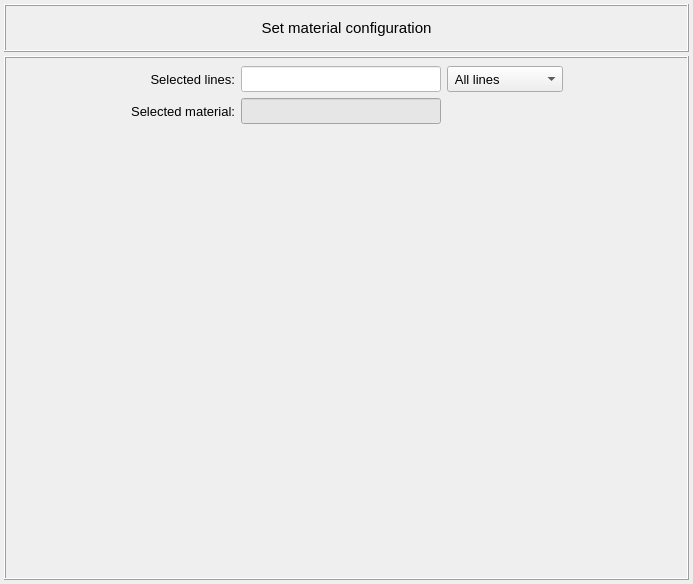
This is vibra/interface/data/ui_files/model/setup/material/set_material.ui in MOPT-UFSC/VIBRA as Qt 5 draws it before an edit. The edited form follows.
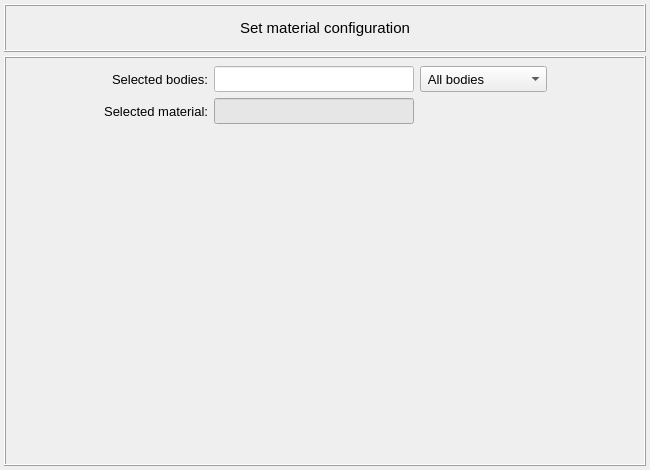
This is the edited form.

Commit message: Review on material-related classes

Patch:
```diff
--- a/vibra/interface/data/ui_files/model/setup/material/set_material.ui
+++ b/vibra/interface/data/ui_files/model/setup/material/set_material.ui
@@ -6,20 +6,20 @@
    <rect>
     <x>0</x>
     <y>0</y>
-    <width>693</width>
-    <height>584</height>
+    <width>650</width>
+    <height>470</height>
    </rect>
   </property>
   <property name="minimumSize">
    <size>
-    <width>640</width>
-    <height>0</height>
+    <width>600</width>
+    <height>470</height>
    </size>
   </property>
   <property name="maximumSize">
    <size>
-    <width>760</width>
-    <height>16777215</height>
+    <width>900</width>
+    <height>470</height>
    </size>
   </property>
   <property name="windowTitle">
@@ -78,8 +78,8 @@
           <rect>
            <x>0</x>
            <y>0</y>
-           <width>677</width>
-           <height>444</height>
+           <width>634</width>
+           <height>329</height>
           </rect>
          </property>
         </widget>
@@ -160,12 +160,12 @@
            </property>
            <item>
             <property name="text">
-             <string> All lines</string>
+             <string> All bodies</string>
             </property>
            </item>
            <item>
             <property name="text">
-             <string> Selected lines</string>
+             <string> Selected bodies</string>
             </property>
            </item>
           </widget>
@@ -181,7 +181,7 @@
             </font>
            </property>
            <property name="text">
-            <string>Selected lines:</string>
+            <string>Selected bodies:</string>
            </property>
            <property name="textFormat">
             <enum>Qt::AutoText</enum>
@@ -306,7 +306,7 @@
     </widget>
    </item>
    <item row="0" column="0">
-    <widget class="QFrame" name="frame_2">
+    <widget class="QFrame" name="frame_title">
      <property name="minimumSize">
       <size>
        <width>0</width>
```
The commit also changes 13 other files.
